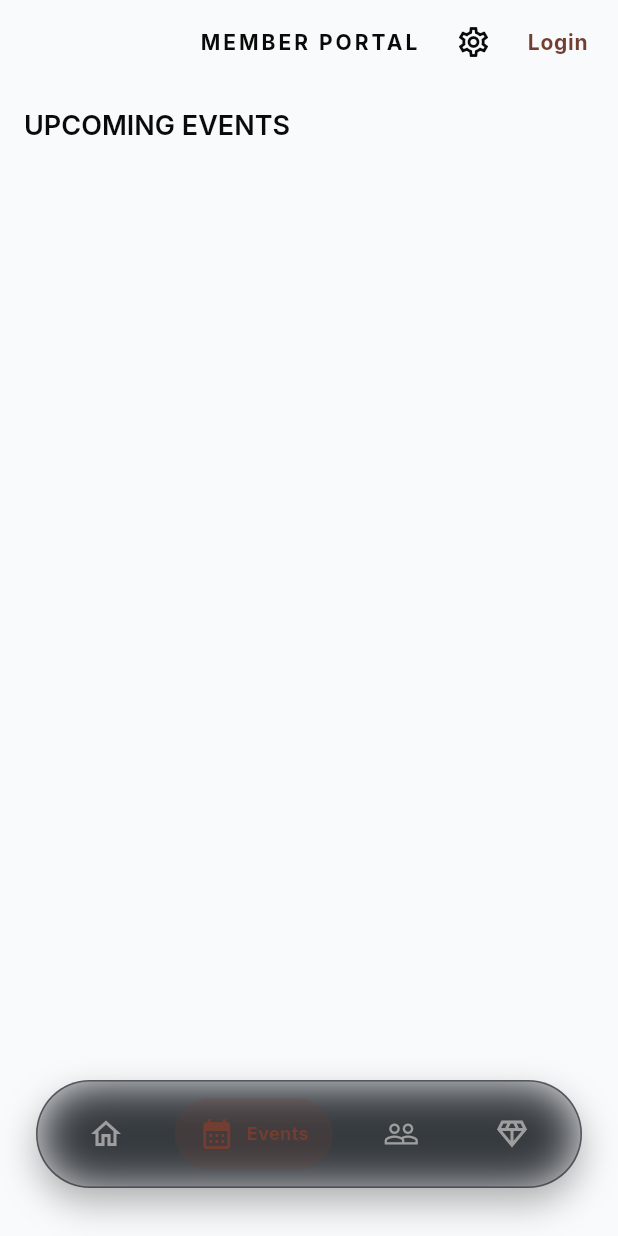
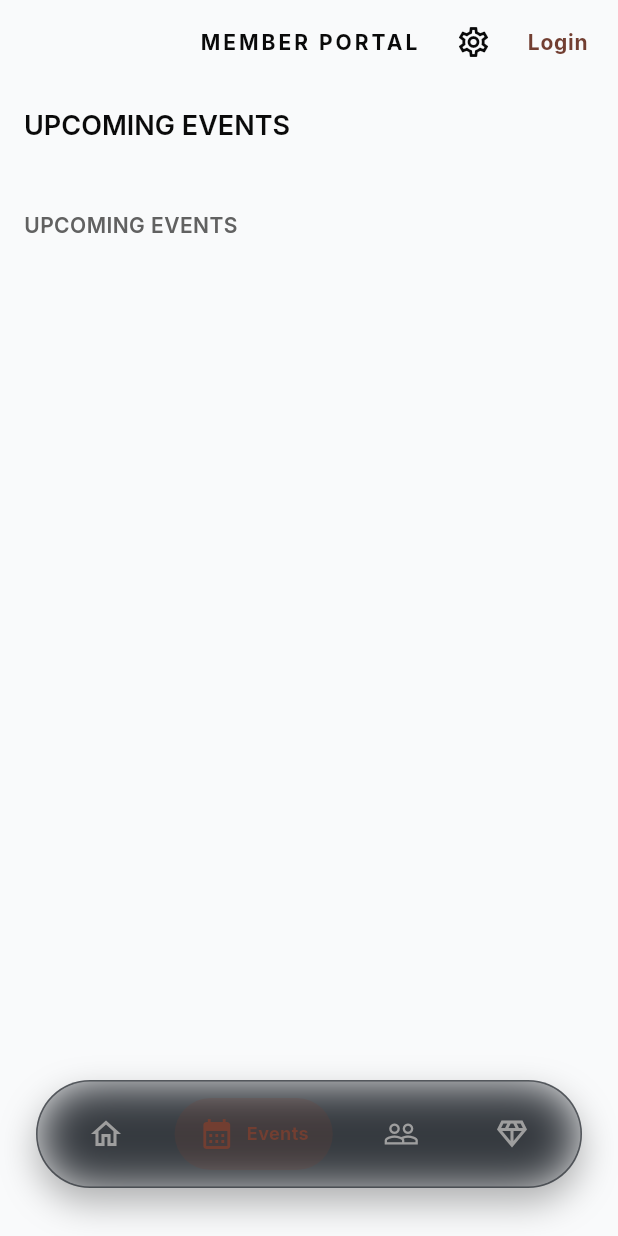
Before and after one commit to webDevMatt-dot/ffig-backend, a Flutter app: the screen it shows after launch, swiped to page 2, on a phone screen of 412 x 824 dp. Run offline on Flutter 3.47's test engine with Material 3 defaults, Android fonts, the phone set to English and light mode, and no system bars; drawn by our look-alikes of overlay_support; our stand-ins replace audioplayers, carousel_slider, chewie, country_picker, firebase_core, firebase_messaging and 14 more; accounts and stored records are empty; network calls fail.

Commit message:
build(release): web and apk update

```diff
--- a/mobile_app/lib/features/events/events_screen.dart
+++ b/mobile_app/lib/features/events/events_screen.dart
@@ -2,7 +2,6 @@ import 'package:flutter/material.dart';
 import 'package:http/http.dart' as http;
 import 'dart:convert';
 import 'package:flutter_secure_storage/flutter_secure_storage.dart';
-import 'package:flutter/foundation.dart';
 import 'event_detail_screen.dart';
 import '../../core/api/constants.dart'; // Import the details screen
 
@@ -53,23 +52,70 @@ class _EventsScreenState extends State<EventsScreen> {
       appBar: AppBar(title: const Text("UPCOMING EVENTS")),
       body: _isLoading
           ? const Center(child: CircularProgressIndicator())
-          : ListView.builder(
+          : _buildEventsList(),
+    );
+  }
+
+  Widget _buildEventsList() {
+    final now = DateTime.now();
+    final upcomingEvents = <dynamic>[];
+    final pastEvents = <dynamic>[];
+
+    for (final event in _events) {
+      try {
+        final eventDate = DateTime.parse(event['date']);
+        if (eventDate.isAfter(now)) {
+          upcomingEvents.add(event);
+        } else {
+          pastEvents.add(event);
+        }
+      } catch (_) {
+        upcomingEvents.add(event);
+      }
+    }
+
+    return ListView(
       padding: const EdgeInsets.only(
         left: 16,
         right: 16,
         top: 16,
         bottom: 120,
       ),
-              itemCount: _events.length,
-              itemBuilder: (context, index) {
-                final event = _events[index];
+      children: [
+        // Upcoming Events Section
+        ..._buildEventSection(upcomingEvents, "UPCOMING EVENTS", context),
+
+        // Past Events Section
+        if (pastEvents.isNotEmpty) ...[
+          const SizedBox(height: 32),
+          ..._buildEventSection(pastEvents, "PAST EVENTS", context),
+        ],
+      ],
+    );
+  }
+
+  List<Widget> _buildEventSection(
+      List<dynamic> events, String title, BuildContext context) {
+    return [
+      Padding(
+        padding: const EdgeInsets.symmetric(horizontal: 0, vertical: 12),
+        child: Text(
+          title,
+          style: Theme.of(context).textTheme.labelLarge?.copyWith(
+                color: Colors.grey[700],
+                letterSpacing: 0.3,
+              ),
+        ),
+      ),
+      ...List.generate(events.length, (index) {
+        final event = events[index];
 
         // Parse date
         DateTime date;
         try {
           date = DateTime.parse(event['date']);
         } catch (_) {
-                    date = DateTime.now(); // Fallback to current date if parsing fails
+          date = DateTime.now();
         }
         final day = DateFormat('dd').format(date);
         final month = DateFormat('MM').format(date);
@@ -114,7 +160,6 @@ class _EventsScreenState extends State<EventsScreen> {
                           borderRadius: BorderRadius.circular(12),
                         ),
                         child: Text(
-                                  // DISPLAY FORMAT: dd-MM-yyyy
                           "$day-$month-$year",
                           style: const TextStyle(
                             color: Colors.white,
@@ -152,8 +197,7 @@ class _EventsScreenState extends State<EventsScreen> {
             ),
           ),
         );
-              },
-            ),
-    );
+      }),
+    ];
   }
 }
--- a/mobile_app/lib/features/home/dashboard_screen.dart
+++ b/mobile_app/lib/features/home/dashboard_screen.dart
@@ -369,6 +369,18 @@ class _DashboardScreenState extends State<DashboardScreen>
       print("Connection error: $e");
       setState(() => _isLoading = false);
     }
+  }
+
+  List<dynamic> _getUpcomingEventsForTrending() {
+    final now = DateTime.now();
+    return _events.where((event) {
+      try {
+        final eventDate = DateTime.parse(event['date']);
+        return eventDate.isAfter(now);
+      } catch (_) {
+        return false;
+      }
+    }).toList();
   }
 
   Future<void> _loadHomepageContent() async {
@@ -1123,10 +1135,11 @@ class _DashboardScreenState extends State<DashboardScreen>
                   right: 24,
                   bottom: 20, // Reduced bottom padding as it's a fixed height container
                 ),
-                itemCount: _events.length > 2 ? 2 : _events.length,
+                itemCount: _getUpcomingEventsForTrending().length > 2 ? 2 : _getUpcomingEventsForTrending().length,
                 itemBuilder: (context, index) {
-                  if (index >= _events.length) return const SizedBox.shrink();
-                  final event = _events[index];
+                  final upcomingEvents = _getUpcomingEventsForTrending();
+                  if (index >= upcomingEvents.length) return const SizedBox.shrink();
+                  final event = upcomingEvents[index];
                   return Padding(
                     padding: const EdgeInsets.only(right: 16),
                     child: GestureDetector(
--- a/mobile_app/pubspec.yaml
+++ b/mobile_app/pubspec.yaml
@@ -16,7 +16,7 @@ publish_to: 'none' # Remove this line if you wish to publish to pub.dev
 # https://developer.apple.com/library/archive/documentation/General/Reference/InfoPlistKeyReference/Articles/CoreFoundationKeys.html
 # In Windows, build-name is used as the major, minor, and patch parts
 # of the product and file versions while build-number is used as the build suffix.
-version: 1.0.210+210
+version: 1.0.211+211
 
 environment:
   sdk: ^3.10.3
```
Also changed, not shown: mobile_app/lib/features/chat/chat_screen.dart (+155 -51 lines), mobile_app/lib/features/chat/inbox_screen.dart (+16 -1 lines), 2 other files. Lines whose indentation alone changed are shown as unchanged.
